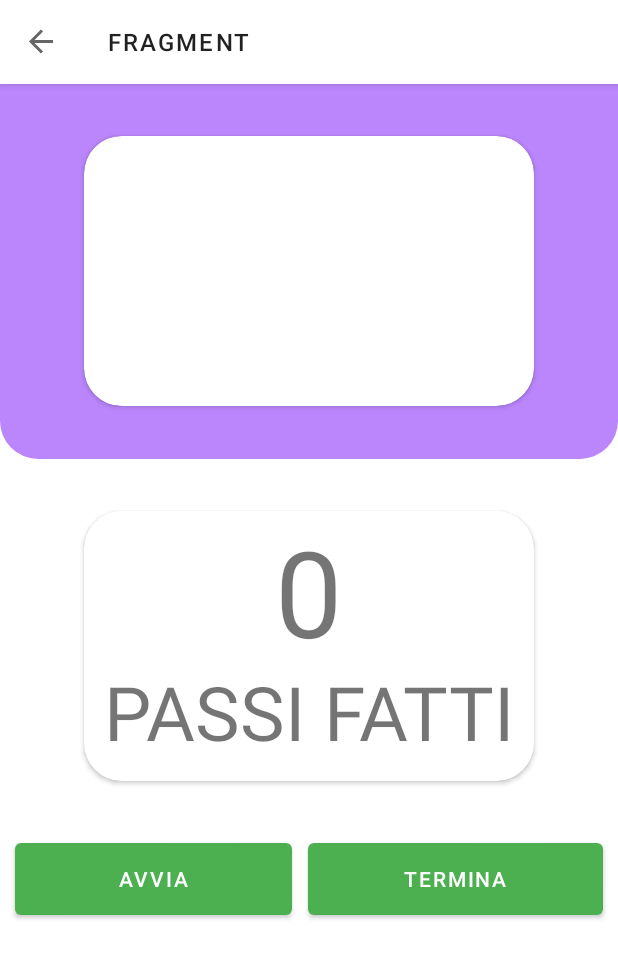
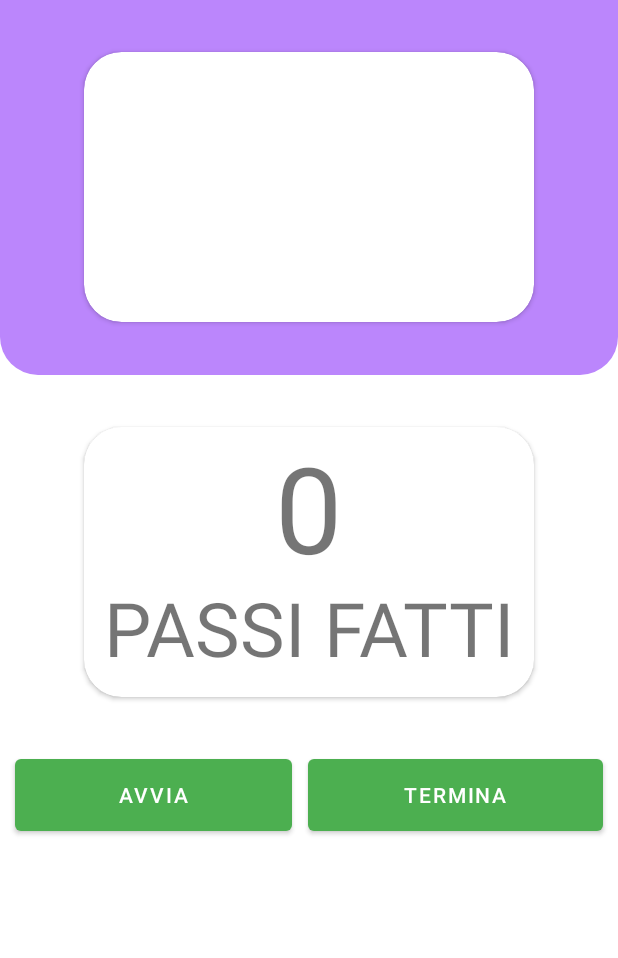
Before and after one commit to Marsiius/MyPet, an Android app: the BlankFragment screen opened through its navigation route, on a phone screen of 412 x 824 dp. Shown: the top 958 px of the screen. Run offline under Robolectric (Android 15) with nearby library versions, the phone set to English and light mode, and no system bars; our stand-ins replace Firebase (no records; nobody signed in at launch, a user with empty details on screens opened directly), navigation-ui; Roboto replaces fonts that are not available here.

```diff
--- a/app/src/main/java/it/pdm/app/MainActivity.kt
+++ b/app/src/main/java/it/pdm/app/MainActivity.kt
@@ -42,16 +42,7 @@ class MainActivity : AppCompatActivity() {
         val config = AppBarConfiguration(navController.graph)
         //findViewById<Toolbar>(R.id.toolbarTb).setupWithNavController(navController, config)
 
-        toolbar = binding.toolbarTb
         //setSupportActionBar(toolbar)
 
-        navController.addOnDestinationChangedListener { _, destination, _ ->
-            if(destination.id != R.id.petFragment && destination.id != R.id.homeFragment && destination.id != R.id.settingsFragment) {
-                    supportActionBar?.show() // to show
-                    findViewById<Toolbar>(R.id.toolbarTb).setupWithNavController(navController, config)//per tornare indietro nei fragments
-                }else{
-                supportActionBar?.hide() // to hide
-            }
-        }
     }
 }
--- a/app/src/main/res/layout/activity_main.xml
+++ b/app/src/main/res/layout/activity_main.xml
@@ -28,14 +28,6 @@
             android:layout_width="match_parent"
             android:layout_height="wrap_content">
 
-            <androidx.appcompat.widget.Toolbar
-                android:id="@+id/toolbarTb"
-                android:layout_width="match_parent"
-                style="@style/toolbarTheme"
-                android:layout_height="?attr/actionBarSize"/>
-                <!--app:navigationIcon="@drawable/ic_backarrow"
-                app:title="prova"/>-->
-
         </com.google.android.material.appbar.AppBarLayout>
 
     <com.google.android.material.bottomnavigation.BottomNavigationView
```
